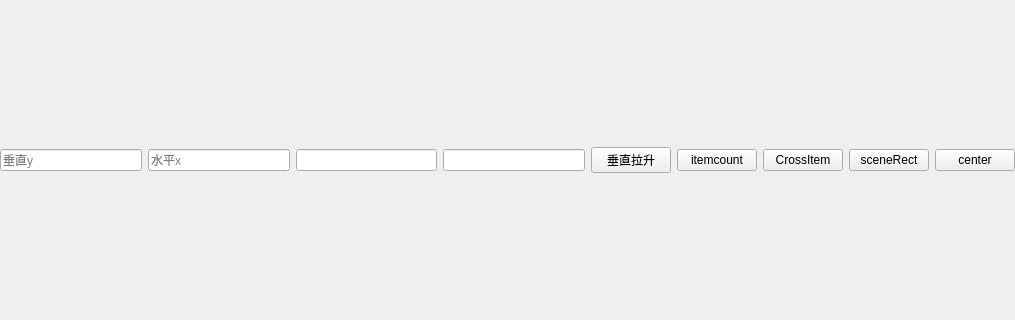
First picture: the form in widget.ui, repository JiaTaoXie/graphicsview, before the edit; both pictures show x 0 to 1015 and y 165 to 485 of the 1015 by 651 pixel window.
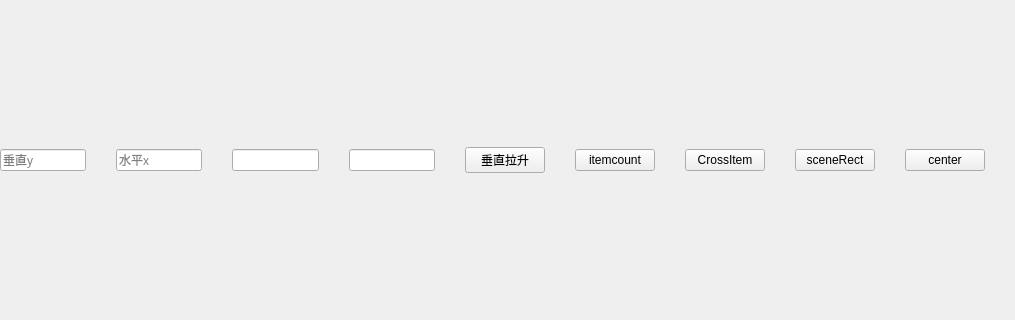
Second picture: the form after the edit.

```diff
--- a/widget.ui
+++ b/widget.ui
@@ -35,6 +35,9 @@
       <string notr="true"/>
      </property>
      <layout class="QVBoxLayout" name="verticalLayout" stretch="10,1">
+      <property name="spacing">
+       <number>30</number>
+      </property>
       <property name="leftMargin">
        <number>0</number>
       </property>
@@ -42,7 +45,7 @@
        <number>0</number>
       </property>
       <property name="rightMargin">
-       <number>0</number>
+       <number>30</number>
       </property>
       <property name="bottomMargin">
        <number>0</number>
```
